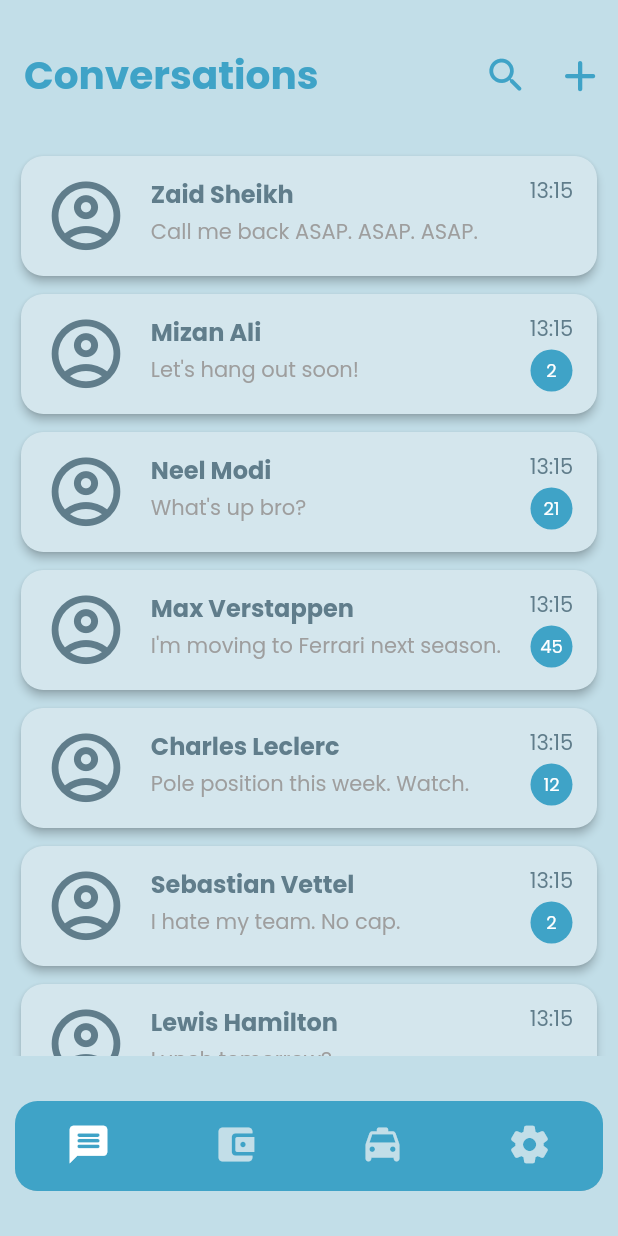
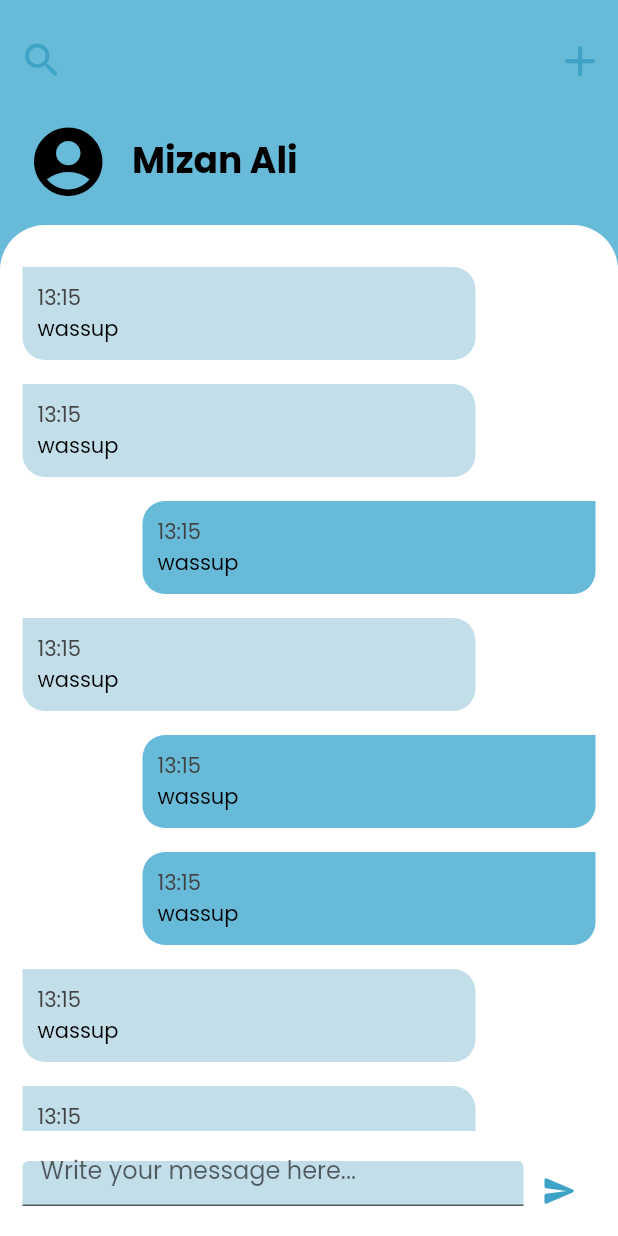
Before and after one commit to elecTRON-Fellowship/raven-frontend, a Flutter app: the screen it shows after launch, on a phone screen of 412 x 824 dp. Run offline on Flutter 3.47's test engine with Material 2 defaults, Android fonts, the phone set to English and light mode, and no system bars; our stand-ins replace google_fonts.

Commit message:
Add chat screen first version

```diff
--- a/lib/main.dart
+++ b/lib/main.dart
@@ -1,6 +1,7 @@
 import 'package:flutter/material.dart';
 
 import 'screens/conversations.dart';
+import 'screens/chat.dart';
 
 void main() {
   runApp(MyApp());
@@ -13,7 +14,7 @@
       title: 'Raven',
       debugShowCheckedModeBanner: false,
       theme: ThemeData(primaryColor: Color.fromRGBO(63, 163, 199, 1.0)),
-      home: Conversations(),
+      home: ChatScreen(),
     );
   }
 }
--- /dev/null
+++ b/lib/screens/chat.dart
@@ -0,0 +1,227 @@
+import 'package:flutter/material.dart';
+import 'package:google_fonts/google_fonts.dart';
+
+class ChatScreen extends StatelessWidget {
+  // const ChatScreen({ Key? key }) : super(key: key);
+
+  final List<Map<String, Object>> _messages = [
+    {
+      'type': 'received',
+      'text': 'wassup',
+      'time': '13:15',
+    },
+    {
+      'type': 'received',
+      'text': 'wassup',
+      'time': '13:15',
+    },
+    {
+      'type': 'sent',
+      'text': 'wassup',
+      'time': '13:15',
+    },
+    {
+      'type': 'received',
+      'text': 'wassup',
+      'time': '13:15',
+    },
+    {
+      'type': 'sent',
+      'text': 'wassup',
+      'time': '13:15',
+    },
+    {
+      'type': 'sent',
+      'text': 'wassup',
+      'time': '13:15',
+    },
+    {
+      'type': 'received',
+      'text': 'wassup',
+      'time': '13:15',
+    },
+    {
+      'type': 'received',
+      'text': 'wassup',
+      'time': '13:15',
+    },
+    {
+      'type': 'sent',
+      'text': 'wassup',
+      'time': '13:15',
+    },
+    {
+      'type': 'received',
+      'text': 'wassup',
+      'time': '13:15',
+    },
+    {
+      'type': 'sent',
+      'text': 'wassup',
+      'time': '13:15',
+    },
+    {
+      'type': 'sent',
+      'text': 'wassup',
+      'time': '13:15',
+    },
+  ];
+
+  _buildMessage(Map<String, Object> message, BuildContext context) {
+    bool isSent = message['type'] == 'sent';
+    return Container(
+      margin: isSent
+          ? EdgeInsets.only(top: 8.0, bottom: 8.0, left: 80.0)
+          : EdgeInsets.only(top: 8.0, bottom: 8.0, right: 80.0),
+      decoration: BoxDecoration(
+        color: isSent
+            ? Color.fromRGBO(103, 186, 216, 1.0)
+            : Color.fromRGBO(194, 222, 232, 1.0),
+        borderRadius: isSent
+            ? BorderRadius.only(
+                topLeft: Radius.circular(15),
+                bottomLeft: Radius.circular(15),
+                bottomRight: Radius.circular(15),
+              )
+            : BorderRadius.only(
+                topRight: Radius.circular(15),
+                bottomLeft: Radius.circular(15),
+                bottomRight: Radius.circular(15),
+              ),
+      ),
+      child: Padding(
+        padding: const EdgeInsets.all(10.0),
+        child: Column(
+          crossAxisAlignment: CrossAxisAlignment.start,
+          children: [
+            Text(
+              (message['time'] as String),
+              style: GoogleFonts.poppins(
+                  textStyle: TextStyle(fontSize: 14, color: Colors.grey[800])),
+            ),
+            Text(
+              (message['text'] as String),
+              style: GoogleFonts.poppins(
+                  textStyle: TextStyle(fontSize: 14, color: Colors.black)),
+            ),
+          ],
+        ),
+      ),
+    );
+  }
+
+  @override
+  Widget build(BuildContext context) {
+    return Scaffold(
+      backgroundColor: Color.fromRGBO(103, 186, 216, 1.0),
+      appBar: PreferredSize(
+        preferredSize: Size.fromHeight(80),
+        child: Column(
+          mainAxisAlignment: MainAxisAlignment.center,
+          children: [
+            AppBar(
+              elevation: 0.0,
+              backgroundColor: Colors.transparent,
+              leading: IconButton(
+                onPressed: () {},
+                icon: Icon(Icons.search_rounded),
+                iconSize: 30,
+                color: Theme.of(context).primaryColor,
+              ),
+              actions: [
+                IconButton(
+                  onPressed: () {},
+                  icon: Icon(Icons.add_rounded),
+                  iconSize: 34.5,
+                  color: Theme.of(context).primaryColor,
+                )
+              ],
+            ),
+          ],
+        ),
+      ),
+      body: Column(
+        children: [
+          Row(
+            children: [
+              Padding(
+                padding: const EdgeInsets.only(left: 18.0),
+                child: Icon(
+                  Icons.account_circle,
+                  size: 55,
+                  color: Colors.black,
+                ),
+              ),
+              SizedBox(
+                width: 15,
+              ),
+              Text(
+                'Mizan Ali',
+                textAlign: TextAlign.start,
+                style: GoogleFonts.poppins(
+                    textStyle: TextStyle(
+                        fontWeight: FontWeight.bold,
+                        fontSize: 24,
+                        color: Colors.black)),
+              ),
+            ],
+          ),
+          Expanded(
+            child: Container(
+              margin: EdgeInsets.only(top: 15),
+              decoration: BoxDecoration(
+                color: Colors.white,
+                borderRadius: BorderRadius.only(
+                  topLeft: Radius.circular(30),
+                  topRight: Radius.circular(30),
+                ),
+              ),
+              child: ClipRRect(
+                borderRadius: BorderRadius.only(
+                  topLeft: Radius.circular(30),
+                  topRight: Radius.circular(30),
+                ),
+                child: ListView.builder(
+                  padding: EdgeInsets.symmetric(vertical: 20, horizontal: 15),
+                  itemCount: _messages.length,
+                  itemBuilder: (ctx, index) {
+                    Map<String, Object> message = _messages[index];
+                    return _buildMessage(message, context);
+                  },
+                ),
+              ),
+            ),
+          ),
+          Container(
+            padding: EdgeInsets.symmetric(vertical: 20, horizontal: 15),
+            color: Colors.white,
+            height: 70,
+            child: Row(
+              mainAxisAlignment: MainAxisAlignment.spaceBetween,
+              children: [
+                Expanded(
+                  child: TextField(
+                    style: GoogleFonts.poppins(
+                      textStyle: TextStyle(),
+                    ),
+                    decoration: InputDecoration(
+                      hintText: 'Write your message here...',
+                      fillColor: Color.fromRGBO(194, 222, 232, 1.0),
+                      filled: true,
+                    ),
+                    textCapitalization: TextCapitalization.sentences,
+                  ),
+                ),
+                IconButton(
+                  onPressed: () {},
+                  icon: Icon(Icons.send_rounded),
+                  color: Theme.of(context).primaryColor,
+                )
+              ],
+            ),
+          ),
+        ],
+      ),
+    );
+  }
+}
--- a/lib/screens/conversations.dart
+++ b/lib/screens/conversations.dart
@@ -3,7 +3,7 @@
 
 import '../widgets/conversation_card.dart';
 
-class Conversations extends StatelessWidget {
+class ConversationsScreen extends StatelessWidget {
   // const Conversations({Key? key}) : super(key: key);
 
   final List<Map<String, Object>> _conversations = [
@@ -60,7 +60,6 @@
         preferredSize: Size.fromHeight(100),
         child: Column(
           mainAxisAlignment: MainAxisAlignment.center,
-          crossAxisAlignment: CrossAxisAlignment.center,
           children: [
             AppBar(
               elevation: 0.0,
@@ -85,21 +84,20 @@
                   icon: Icon(Icons.add_rounded),
                   iconSize: 34.5,
                   color: Theme.of(context).primaryColor,
-                )
+                ),
               ],
             ),
           ],
         ),
       ),
       body: Container(
-        child: ListView(
-          children: _conversations
-              .map((item) => ConversationCard(
-                  (item['name'] as String),
-                  (item['lastText'] as String),
-                  (item['unreadTexts'] as int),
-                  (item['time'] as String)))
-              .toList(),
+        child: ListView.builder(
+          itemCount: _conversations.length,
+          itemBuilder: (ctx, index) => ConversationCard(
+              (_conversations[index]['name'] as String),
+              (_conversations[index]['lastText'] as String),
+              (_conversations[index]['unreadTexts'] as int),
+              (_conversations[index]['time'] as String)),
         ),
       ),
       bottomNavigationBar: Container(
```
Also changed, not shown: lib/widgets/conversation_card.dart (+7 -6 lines).
